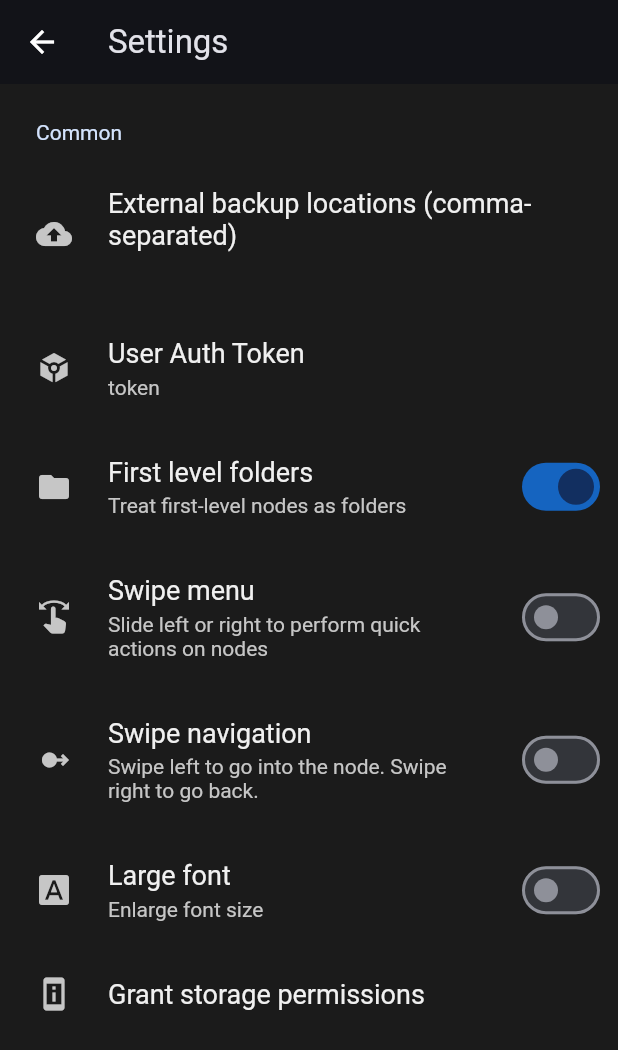
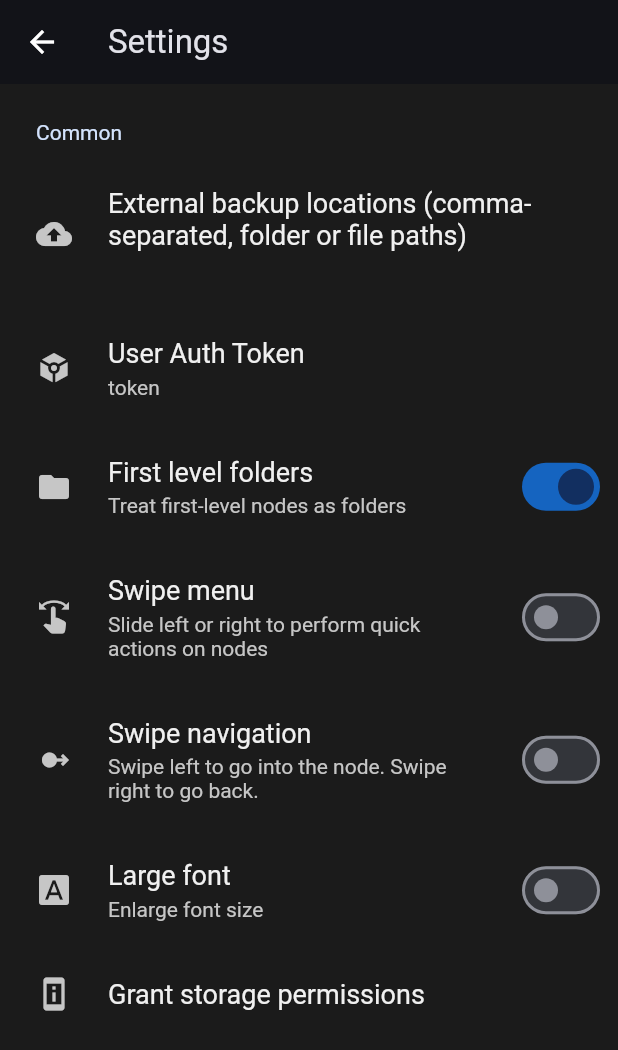
Before and after one commit to igrek51/todotree, a Flutter app: the SettingsPage screen opened directly, on a phone screen of 412 x 824 dp. Shown: the top 1050 px of the screen. Run offline on Flutter 3.47's test engine with Material 3 defaults, Android fonts, the phone set to English and light mode, and no system bars; drawn by our look-alikes of settings_ui; our stand-ins replace confetti, file_picker, flutter_slidable, permission_handler, shared_preferences, swipe_to and 1 more; missing offline and left inert: move_to_background, window_manager, yaml_writer; accounts and stored records are empty.

Commit message:
amend settings description

```diff
--- a/lib/views/settings/settings_page.dart
+++ b/lib/views/settings/settings_page.dart
@@ -48,7 +48,7 @@ class _SettingsPageState extends State<SettingsPage> {
           tiles: <SettingsTile>[
             SettingsTile.navigation(
               leading: Icon(Icons.backup),
-              title: Text('External backup locations (comma-separated)'),
+              title: Text('External backup locations (comma-separated, folder or file paths)'),
               value: Text(_externalBackupLocation),
               onPressed: (BuildContext context) {
                 TextFieldDialog.show(
```
